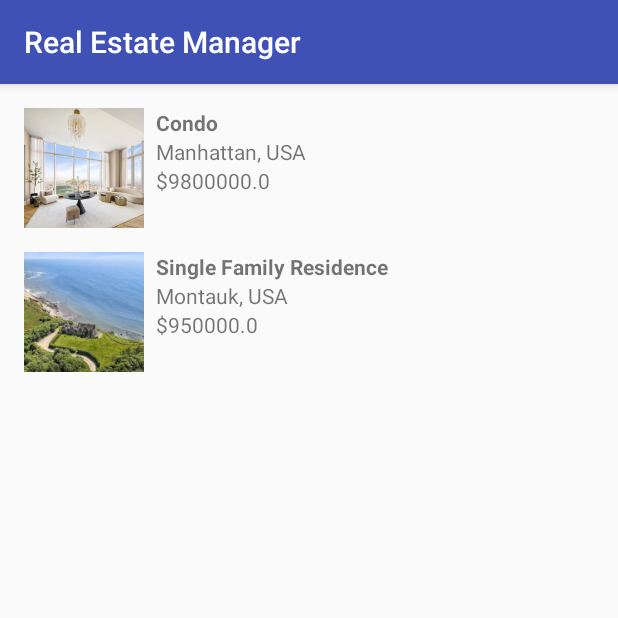
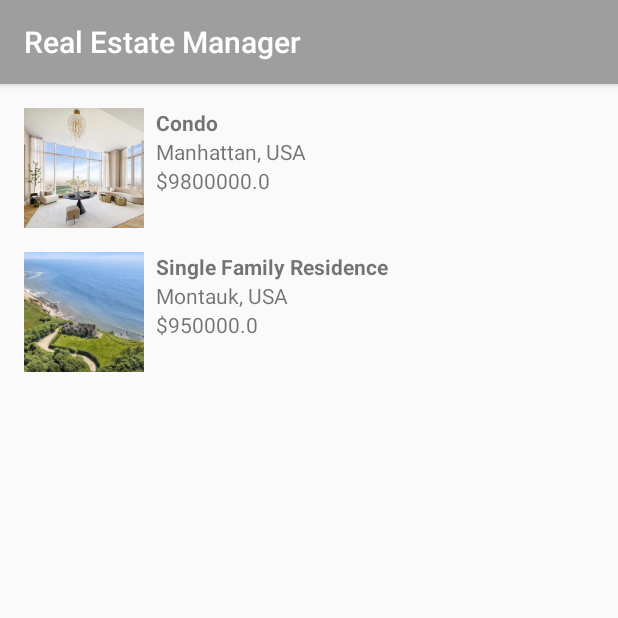
Before and after one commit to Rox74/P9-RealEstateManager-Android-NBA, an Android app: the screen it shows after launch (MainActivity), on a phone screen of 412 x 824 dp, the top half of it. Run offline under Robolectric (Android 15) with nearby library versions, the phone set to English and light mode, and no system bars; our stand-ins replace Room's generated code; pictures from the network do not load.

Commit message:
App Colors

```diff
--- a/app/src/main/res/values/colors.xml
+++ b/app/src/main/res/values/colors.xml
@@ -1,6 +1,6 @@
 <?xml version="1.0" encoding="utf-8"?>
 <resources>
-    <color name="colorPrimary">#3F51B5</color>
-    <color name="colorPrimaryDark">#303F9F</color>
-    <color name="colorAccent">#FF4081</color>
+    <color name="colorPrimary">#9e9e9e</color>
+    <color name="colorPrimaryDark">#707070</color>
+    <color name="colorAccent">#ff3f81</color>
 </resources>
```
